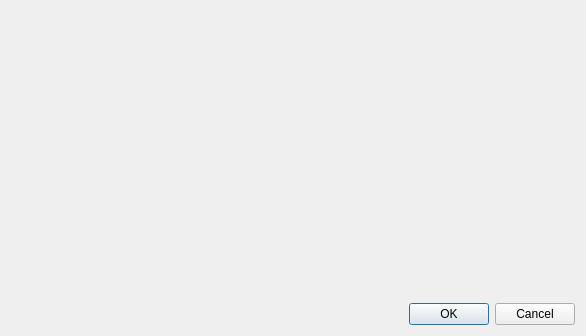
wiacekmarcin/StanowiskoOtwock, file PrzeplywomierzGUI/Aplikacja/podzialetapurolety.ui: the form before one commit.
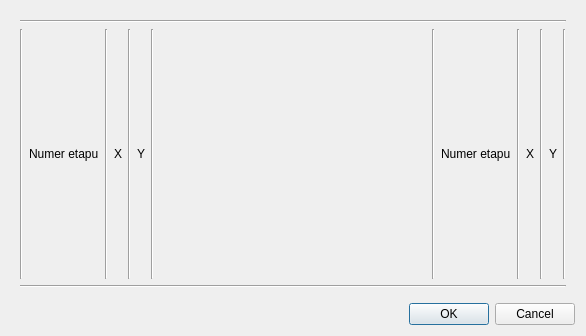
The form after the commit.

```diff
--- a/PrzeplywomierzGUI/Aplikacja/podzialetapurolety.ui
+++ b/PrzeplywomierzGUI/Aplikacja/podzialetapurolety.ui
@@ -16,7 +16,133 @@
   <layout class="QVBoxLayout" name="verticalLayout">
    <item>
     <widget class="QWidget" name="widget" native="true">
-     <layout class="QGridLayout" name="gridLayout"/>
+     <layout class="QGridLayout" name="gridLayout">
+      <item row="1" column="14">
+       <widget class="Line" name="line4R">
+        <property name="orientation">
+         <enum>Qt::Vertical</enum>
+        </property>
+       </widget>
+      </item>
+      <item row="1" column="9">
+       <widget class="QLabel" name="lNrEtapuR">
+        <property name="text">
+         <string>Numer etapu</string>
+        </property>
+       </widget>
+      </item>
+      <item row="1" column="1">
+       <widget class="QLabel" name="lNrEtapuL">
+        <property name="text">
+         <string>Numer etapu</string>
+        </property>
+       </widget>
+      </item>
+      <item row="1" column="4">
+       <widget class="Line" name="line3L">
+        <property name="orientation">
+         <enum>Qt::Vertical</enum>
+        </property>
+       </widget>
+      </item>
+      <item row="1" column="11">
+       <widget class="QLabel" name="lXR">
+        <property name="text">
+         <string>X</string>
+        </property>
+       </widget>
+      </item>
+      <item row="1" column="12">
+       <widget class="Line" name="line3R">
+        <property name="orientation">
+         <enum>Qt::Vertical</enum>
+        </property>
+       </widget>
+      </item>
+      <item row="1" column="6">
+       <widget class="Line" name="line4L">
+        <property name="orientation">
+         <enum>Qt::Vertical</enum>
+        </property>
+       </widget>
+      </item>
+      <item row="1" column="5">
+       <widget class="QLabel" name="lYL">
+        <property name="text">
+         <string>Y</string>
+        </property>
+       </widget>
+      </item>
+      <item row="1" column="8">
+       <widget class="Line" name="line1R">
+        <property name="orientation">
+         <enum>Qt::Vertical</enum>
+        </property>
+       </widget>
+      </item>
+      <item row="1" column="3">
+       <widget class="QLabel" name="lXL">
+        <property name="text">
+         <string>X</string>
+        </property>
+       </widget>
+      </item>
+      <item row="1" column="10">
+       <widget class="Line" name="line2R">
+        <property name="orientation">
+         <enum>Qt::Vertical</enum>
+        </property>
+       </widget>
+      </item>
+      <item row="1" column="2">
+       <widget class="Line" name="line2L">
+        <property name="orientation">
+         <enum>Qt::Vertical</enum>
+        </property>
+       </widget>
+      </item>
+      <item row="1" column="0">
+       <widget class="Line" name="line1L">
+        <property name="orientation">
+         <enum>Qt::Vertical</enum>
+        </property>
+       </widget>
+      </item>
+      <item row="1" column="7">
+       <spacer name="horizontalSpacer">
+        <property name="orientation">
+         <enum>Qt::Horizontal</enum>
+        </property>
+        <property name="sizeHint" stdset="0">
+         <size>
+          <width>40</width>
+          <height>20</height>
+         </size>
+        </property>
+       </spacer>
+      </item>
+      <item row="1" column="13">
+       <widget class="QLabel" name="lYR">
+        <property name="text">
+         <string>Y</string>
+        </property>
+       </widget>
+      </item>
+      <item row="0" column="0" colspan="15">
+       <widget class="Line" name="line1H">
+        <property name="orientation">
+         <enum>Qt::Horizontal</enum>
+        </property>
+       </widget>
+      </item>
+      <item row="3" column="0" colspan="15">
+       <widget class="Line" name="line2H">
+        <property name="orientation">
+         <enum>Qt::Horizontal</enum>
+        </property>
+       </widget>
+      </item>
+     </layout>
     </widget>
    </item>
    <item>
```
